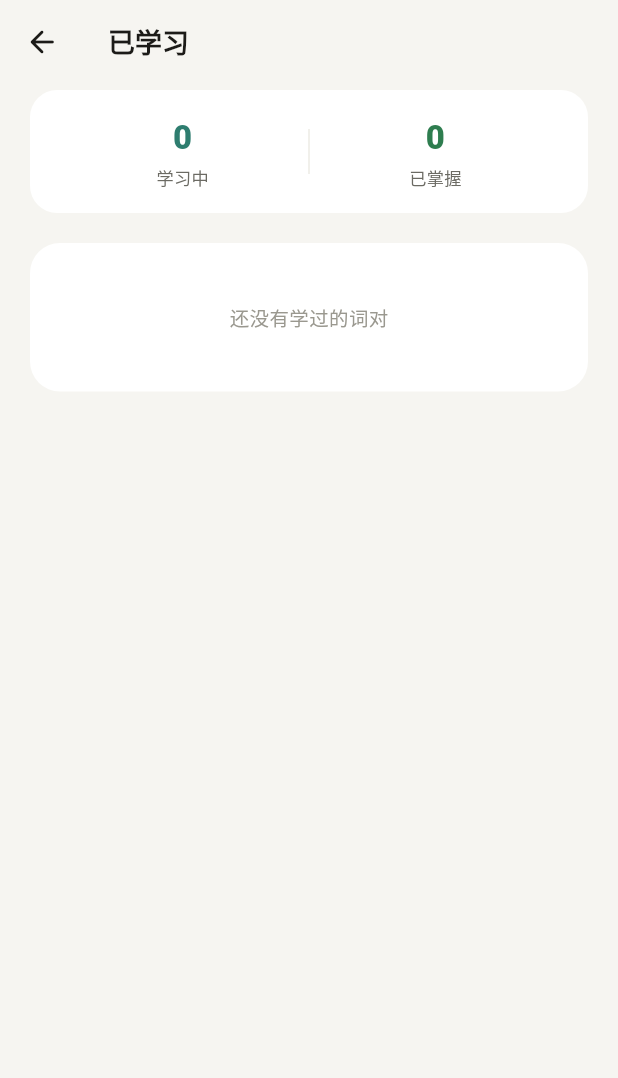
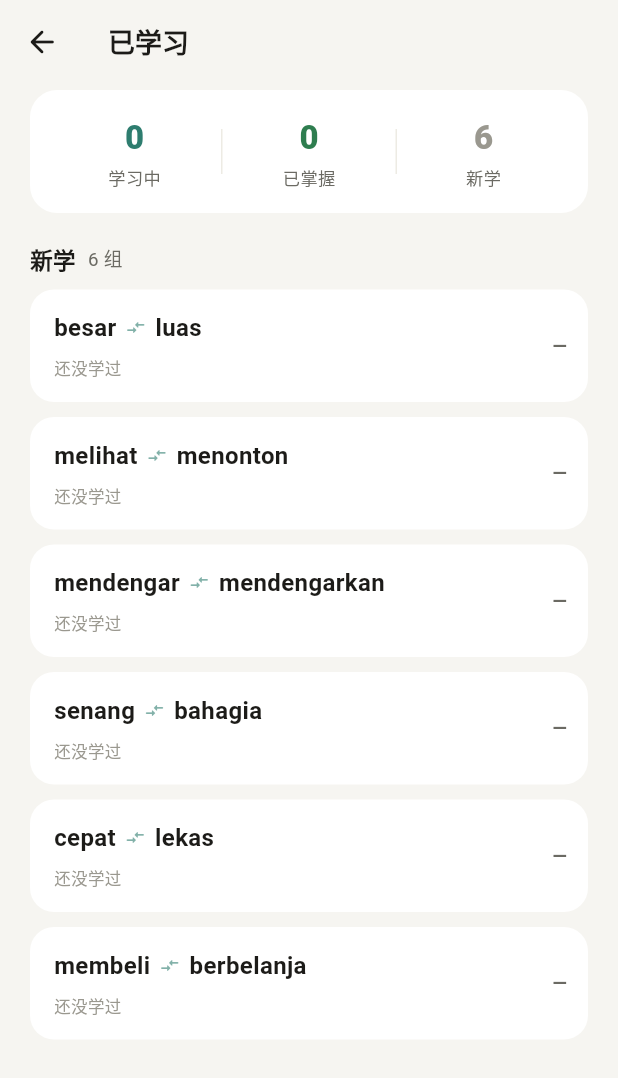
Before and after one commit to BLUEENDDE/megumi-dictionary, a Flutter app: the screen it shows after launch, after a tap on an icon or button, on a phone screen of 412 x 824 dp. Shown: the top 1078 px of the screen. Run offline on Flutter 3.47's test engine with Material 3 defaults, Android fonts, the phone set to English and light mode, and no system bars; our stand-ins replace shared_preferences.

Commit message:
底部导航（背词/设置，滑动切换）、已学习列表加新学分组与计数

```diff
--- a/lib/main.dart
+++ b/lib/main.dart
@@ -1,7 +1,7 @@
 import 'package:flutter/material.dart';
 
 import 'data/sample_data.dart';
-import 'screens/home_screen.dart';
+import 'screens/root_shell.dart';
 import 'services/settings_store.dart';
 import 'theme/palette.dart';
 
@@ -25,7 +25,7 @@ class VocabApp extends StatelessWidget {
           theme: buildTheme(Palette.light, Brightness.light),
           darkTheme: buildTheme(Palette.dark, Brightness.dark),
           themeMode: mode,
-          home: const HomeScreen(pairs: samplePairs),
+          home: const RootShell(pairs: samplePairs),
         );
       },
     );
--- a/lib/screens/home_screen.dart
+++ b/lib/screens/home_screen.dart
@@ -11,32 +11,33 @@ import 'detail_screen.dart';
 import 'learn_session_screen.dart';
 import 'learned_list_screen.dart';
 import 'quiz_screen.dart';
-import 'settings_screen.dart';
 
 class HomeScreen extends StatefulWidget {
   final List<WordPair> pairs;
+  final ProgressStore progress;
+  final UserPairsStore userPairs;
 
-  const HomeScreen({super.key, required this.pairs});
+  const HomeScreen({
+    super.key,
+    required this.pairs,
+    required this.progress,
+    required this.userPairs,
+  });
 
   @override
-  State<HomeScreen> createState() => _HomeScreenState();
+  State<HomeScreen> createState() => HomeScreenState();
 }
 
-class _HomeScreenState extends State<HomeScreen> {
-  final ProgressStore _progress = ProgressStore();
-  final UserPairsStore _userPairs = UserPairsStore();
+class HomeScreenState extends State<HomeScreen> {
   final TextEditingController _search = TextEditingController();
 
   String _query = '';
 
-  @override
-  void initState() {
-    super.initState();
-    _load();
-  }
+  ProgressStore get _progress => widget.progress;
+  UserPairsStore get _userPairs => widget.userPairs;
 
-  Future<void> _load() async {
-    await Future.wait([_progress.load(), _userPairs.load()]);
+  /// 从别的页面回来后刷新（进度可能变了）。
+  void refresh() {
     if (mounted) setState(() {});
   }
 
@@ -206,22 +207,6 @@ class _HomeScreenState extends State<HomeScreen> {
                     ],
                   ),
                 ),
-                IconButton(
-                  onPressed: () async {
-                    await Navigator.of(context).push(
-                      fadeUpRoute(
-                        SettingsScreen(
-                          progress: _progress,
-                          userPairs: _userPairs,
-                        ),
-                      ),
-                    );
-                    await _load();
-                  },
-                  icon: const Icon(Icons.settings_outlined, size: 21),
-                  color: p.muted,
-                  tooltip: '设置',
-                ),
               ],
             ),
             const SizedBox(height: 6),
@@ -247,6 +232,7 @@ class _HomeScreenState extends State<HomeScreen> {
             _LearnedEntry(
               learned: learned,
               mastered: mastered,
+              fresh: toLearn,
               onTap: _openLearnedList,
             ),
             if (_allPairs.length > 4) ...[
@@ -479,11 +465,13 @@ class _BatchChip extends StatelessWidget {
 class _LearnedEntry extends StatelessWidget {
   final int learned;
   final int mastered;
+  final int fresh;
   final VoidCallback onTap;
 
   const _LearnedEntry({
     required this.learned,
     required this.mastered,
+    required this.fresh,
     required this.onTap,
   });
 
@@ -511,10 +499,15 @@ class _LearnedEntry extends StatelessWidget {
                   color: p.ink,
                 ),
               ),
-              const SizedBox(width: 8),
+              const SizedBox(width: 6),
               Text(
                 '· 掌握 $mastered',
                 style: TextStyle(fontSize: 12, color: p.success),
+              ),
+              const SizedBox(width: 6),
+              Text(
+                '· 新学 $fresh',
+                style: TextStyle(fontSize: 12, color: p.hint),
               ),
               const Spacer(),
               Icon(
--- a/lib/screens/learned_list_screen.dart
+++ b/lib/screens/learned_list_screen.dart
@@ -43,6 +43,7 @@ class _LearnedListScreenState extends State<LearnedListScreen> {
     final p = context.pal;
     final learning = widget.store.learningPairs(widget.pairs);
     final mastered = widget.store.masteredPairs(widget.pairs);
+    final fresh = widget.store.unlearned(widget.pairs);
 
     return Scaffold(
       appBar: AppBar(
@@ -55,9 +56,13 @@ class _LearnedListScreenState extends State<LearnedListScreen> {
       body: ListView(
         padding: const EdgeInsets.fromLTRB(20, 4, 20, 32),
         children: [
-          _Summary(learning: learning.length, mastered: mastered.length),
+          _Summary(
+            learning: learning.length,
+            mastered: mastered.length,
+            fresh: fresh.length,
+          ),
           const SizedBox(height: 20),
-          if (learning.isEmpty && mastered.isEmpty)
+          if (learning.isEmpty && mastered.isEmpty && fresh.isEmpty)
             Container(
               padding: const EdgeInsets.symmetric(vertical: 40),
               alignment: Alignment.center,
@@ -97,6 +102,21 @@ class _LearnedListScreenState extends State<LearnedListScreen> {
                   onTap: () => _open(pair),
                 ),
               ),
+            const SizedBox(height: 14),
+          ],
+          if (fresh.isNotEmpty) ...[
+            _SectionTitle('新学', fresh.length),
+            const SizedBox(height: 10),
+            for (final pair in fresh)
+              Padding(
+                padding: const EdgeInsets.only(bottom: 10),
+                child: _Row(
+                  pair: pair,
+                  stat: widget.store.statFor(pair.id),
+                  fresh: true,
+                  onTap: () => _open(pair),
+                ),
+              ),
           ],
         ],
       ),
@@ -107,14 +127,19 @@ class _LearnedListScreenState extends State<LearnedListScreen> {
 class _Summary extends StatelessWidget {
   final int learning;
   final int mastered;
+  final int fresh;
 
-  const _Summary({required this.learning, required this.mastered});
+  const _Summary({
+    required this.learning,
+    required this.mastered,
+    required this.fresh,
+  });
 
   @override
   Widget build(BuildContext context) {
     final p = context.pal;
     return Container(
-      padding: const EdgeInsets.fromLTRB(18, 16, 18, 16),
+      padding: const EdgeInsets.fromLTRB(12, 16, 12, 16),
       decoration: BoxDecoration(
         color: p.card,
         borderRadius: BorderRadius.circular(18),
@@ -135,6 +160,10 @@ class _Summary extends StatelessWidget {
               value: '$mastered',
               color: p.success,
             ),
+          ),
+          Container(width: 1, height: 30, color: p.divider),
+          Expanded(
+            child: _Metric(label: '新学', value: '$fresh', color: p.hint),
           ),
         ],
       ),
@@ -203,6 +232,7 @@ class _Row extends StatelessWidget {
   final WordPair pair;
   final PairStat stat;
   final bool mastered;
+  final bool fresh;
   final VoidCallback onTap;
 
   const _Row({
@@ -210,6 +240,7 @@ class _Row extends StatelessWidget {
     required this.stat,
     required this.onTap,
     this.mastered = false,
+    this.fresh = false,
   });
 
   @override
@@ -269,12 +300,16 @@ class _Row extends StatelessWidget {
                     const SizedBox(height: 8),
                     Row(
                       children: [
-                        _BoxBar(box: stat.box, mastered: mastered),
-                        const SizedBox(width: 10),
+                        if (!fresh) ...[
+                          _BoxBar(box: stat.box, mastered: mastered),
+                          const SizedBox(width: 10),
+                        ],
                         Text(
-                          mastered
-                              ? '复习完成'
-                              : '记忆 ${stat.box}/${ProgressStore.maxBox}',
+                          fresh
+                              ? '还没学过'
+                              : mastered
+                                  ? '复习完成'
+                                  : '记忆 ${stat.box}/${ProgressStore.maxBox}',
                           style: TextStyle(fontSize: 11, color: p.hint),
                         ),
                       ],
@@ -284,7 +319,7 @@ class _Row extends StatelessWidget {
               ),
               const SizedBox(width: 8),
               Text(
-                '${stat.accuracyPercent}%',
+                fresh ? '—' : '${stat.accuracyPercent}%',
                 style: TextStyle(
                   fontSize: 12.5,
                   fontWeight: FontWeight.w700,
--- /dev/null
+++ b/lib/screens/root_shell.dart
@@ -0,0 +1,115 @@
+import 'package:flutter/material.dart';
+
+import '../models/word_pair.dart';
+import '../services/progress_store.dart';
+import '../services/user_pairs_store.dart';
+import '../theme/palette.dart';
+import 'home_screen.dart';
+import 'settings_screen.dart';
+
+/// 底部两个页签：背词 / 设置。左右滑动也能切。
+class RootShell extends StatefulWidget {
+  final List<WordPair> pairs;
+
+  const RootShell({super.key, required this.pairs});
+
+  @override
+  State<RootShell> createState() => _RootShellState();
+}
+
+class _RootShellState extends State<RootShell> {
+  final ProgressStore _progress = ProgressStore();
+  final UserPairsStore _userPairs = UserPairsStore();
+  final PageController _page = PageController();
+  final GlobalKey<HomeScreenState> _homeKey = GlobalKey<HomeScreenState>();
+
+  bool _ready = false;
+  int _index = 0;
+
+  @override
+  void initState() {
+    super.initState();
+    _init();
+  }
+
+  Future<void> _init() async {
+    await Future.wait([_progress.load(), _userPairs.load()]);
+    if (mounted) setState(() => _ready = true);
+  }
+
+  @override
+  void dispose() {
+    _page.dispose();
+    super.dispose();
+  }
+
+  void _goTo(int index) {
+    if (index == _index) return;
+    _page.animateToPage(
+      index,
+      duration: const Duration(milliseconds: 280),
+      curve: Curves.easeOutCubic,
+    );
+  }
+
+  @override
+  Widget build(BuildContext context) {
+    final p = context.pal;
+
+    if (!_ready) {
+      return Scaffold(
+        body: Center(
+          child: SizedBox(
+            width: 22,
+            height: 22,
+            child: CircularProgressIndicator(strokeWidth: 2, color: p.primary),
+          ),
+        ),
+      );
+    }
+
+    return Scaffold(
+      body: PageView(
+        controller: _page,
+        onPageChanged: (index) {
+          setState(() => _index = index);
+          if (index == 0) _homeKey.currentState?.refresh();
+        },
+        children: [
+          HomeScreen(
+            key: _homeKey,
+            pairs: widget.pairs,
+            progress: _progress,
+            userPairs: _userPairs,
+          ),
+          SettingsScreen(
+            progress: _progress,
+            userPairs: _userPairs,
+            embedded: true,
+          ),
+        ],
+      ),
+      bottomNavigationBar: NavigationBar(
+        selectedIndex: _index,
+        onDestinationSelected: _goTo,
+        backgroundColor: p.card,
+        surfaceTintColor: Colors.transparent,
+        indicatorColor: p.primary.withValues(alpha: 0.14),
+        height: 62,
+        labelBehavior: NavigationDestinationLabelBehavior.alwaysShow,
+        destinations: [
+          NavigationDestination(
+            icon: Icon(Icons.menu_book_outlined, color: p.muted),
+            selectedIcon: Icon(Icons.menu_book_rounded, color: p.primary),
+            label: '背词',
+          ),
+          NavigationDestination(
+            icon: Icon(Icons.settings_outlined, color: p.muted),
+            selectedIcon: Icon(Icons.settings_rounded, color: p.primary),
+            label: '设置',
+          ),
+        ],
+      ),
+    );
+  }
+}
--- a/lib/screens/settings_screen.dart
+++ b/lib/screens/settings_screen.dart
@@ -12,10 +12,14 @@ class SettingsScreen extends StatefulWidget {
   final ProgressStore progress;
   final UserPairsStore userPairs;
 
+  /// 作为底部页签嵌入时为 true：不显示返回键。
+  final bool embedded;
+
   const SettingsScreen({
     super.key,
     required this.progress,
     required this.userPairs,
+    this.embedded = false,
   });
 
   @override
@@ -213,10 +217,13 @@ class _SettingsScreenState extends State<SettingsScreen> {
 
     return Scaffold(
       appBar: AppBar(
-        leading: IconButton(
-          icon: const Icon(Icons.arrow_back_rounded),
-          onPressed: () => Navigator.of(context).maybePop(),
-        ),
+        automaticallyImplyLeading: !widget.embedded,
+        leading: widget.embedded
+            ? null
+            : IconButton(
+                icon: const Icon(Icons.arrow_back_rounded),
+                onPressed: () => Navigator.of(context).maybePop(),
+              ),
         title: const Text('设置'),
       ),
       body: ListView(
```
Also changed, not shown: lib/preview_main.dart (+8 -1 lines), 1 other file.
